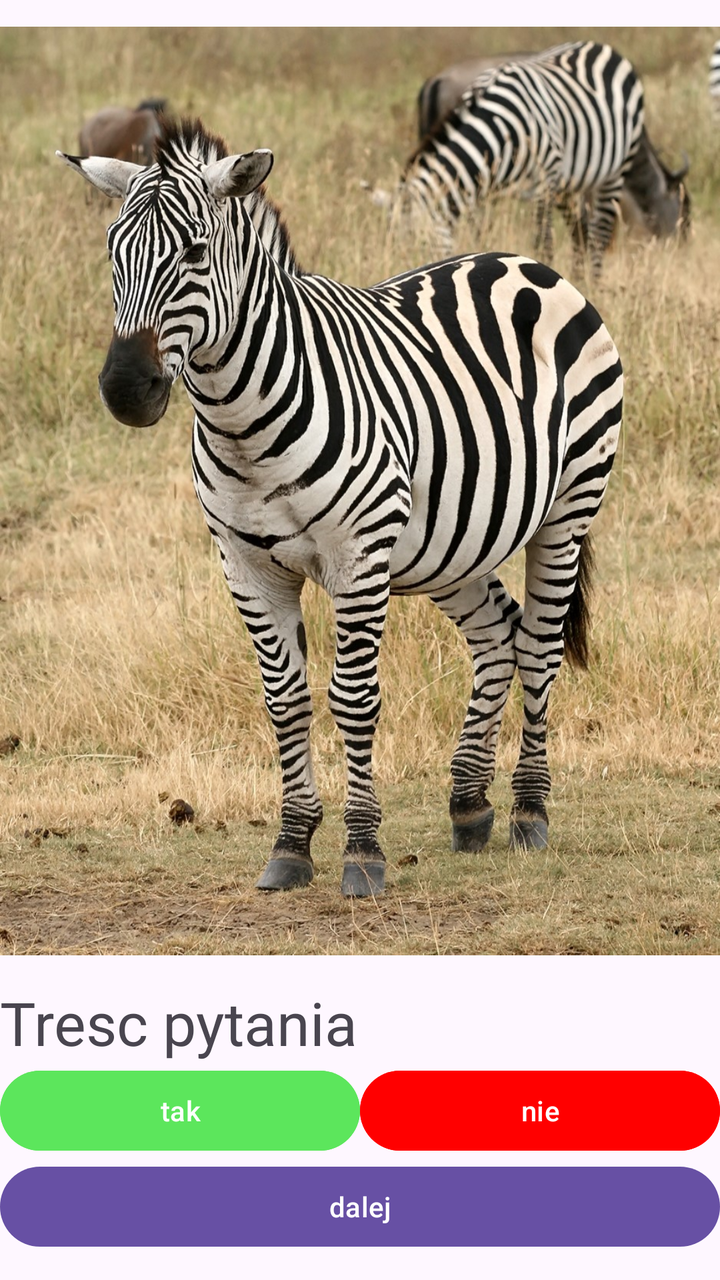
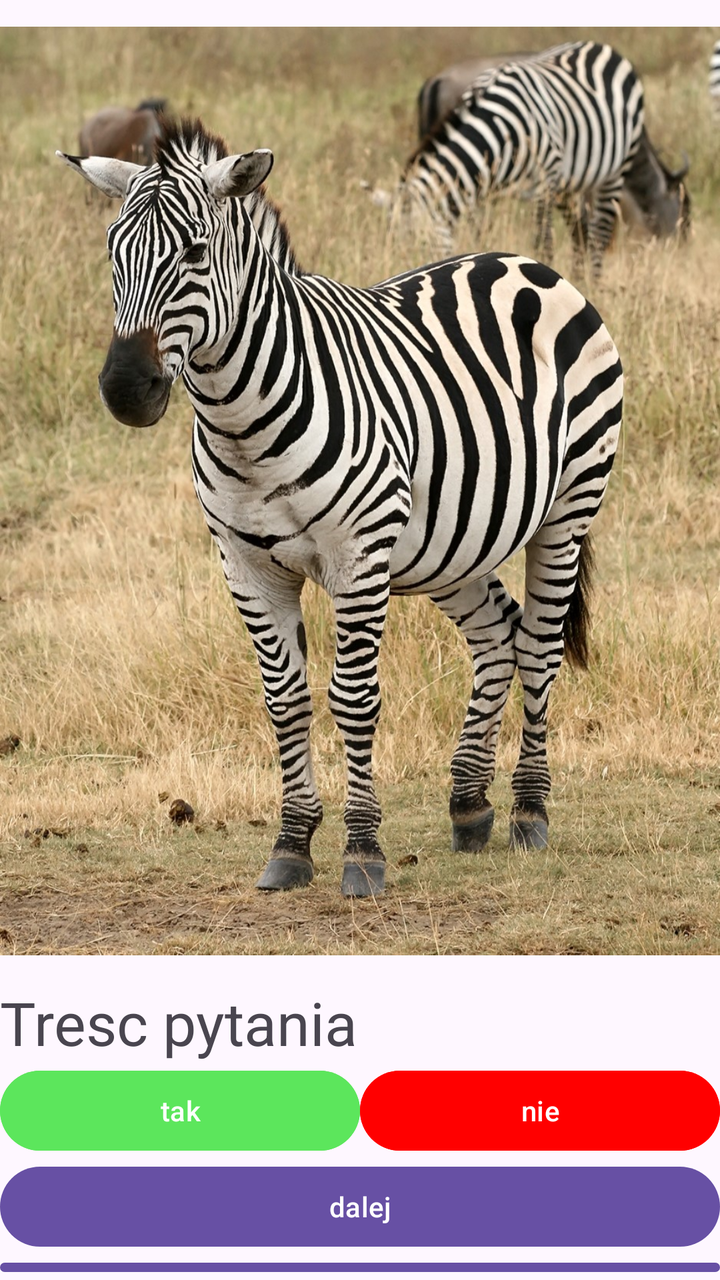

An Android layout rendered at two revisions. The XML below is the earlier revision; the diff shows what the commit changed to produce the second picture.
<!-- AndroidManifest.xml: application theme Theme.Zebra2 -->
<!-- res/layout/activity_main.xml -->
<?xml version="1.0" encoding="utf-8"?>
<LinearLayout xmlns:android="http://schemas.android.com/apk/res/android"
    xmlns:app="http://schemas.android.com/apk/res-auto"
    xmlns:tools="http://schemas.android.com/tools"
    android:id="@+id/main"
    android:layout_width="match_parent"
    android:layout_height="match_parent"
    android:orientation="vertical"
    tools:context=".MainActivity">

    <ImageView
        android:id="@+id/imageView"
        android:layout_width="match_parent"
        android:layout_height="491dp"
        app:srcCompat="@drawable/plains_zebra_equus_quagga_cropped" />

    <TextView
        android:id="@+id/textView2"
        android:layout_width="match_parent"
        android:layout_height="wrap_content"
        android:text="Tresc pytania"
        android:textSize="30sp"
        />

    <LinearLayout
        android:layout_width="match_parent"
        android:layout_height="wrap_content"
        android:orientation="horizontal">

        <Button
            android:id="@+id/button"
            android:layout_width="wrap_content"
            android:layout_height="wrap_content"
            android:layout_weight="1"
            android:text="tak"
            android:backgroundTint="#5CE65C"

            />

        <Button
            android:id="@+id/button2"
            android:layout_width="wrap_content"
            android:layout_height="wrap_content"
            android:layout_weight="1"
            android:text="nie"
            android:backgroundTint="#FF0000"

            />

    </LinearLayout>

    <Button
        android:id="@+id/button4"
        android:layout_width="match_parent"
        android:layout_height="wrap_content"
        android:text="dalej" />

</LinearLayout>
<!-- resources referenced by this layout -->
<resources>
  <!-- drawable plains_zebra_equus_quagga_cropped: jpg bitmap (drawable, 397344 bytes) -->
  <style name="Theme.Zebra2" parent="Base.Theme.Zebra2" />
  <style name="Base.Theme.Zebra2" parent="Theme.Material3.DayNight.NoActionBar">
          
          
      </style>
</resources>

<!-- the commit's change to res/layout/activity_main.xml (unified diff, before → after) -->
@@ -55,4 +55,10 @@
         android:layout_height="wrap_content"
         android:text="dalej" />
 
+    <Button
+        android:id="@+id/button3"
+        android:layout_width="match_parent"
+        android:layout_height="wrap_content"
+        android:text="Podpowiedz" />
+
 </LinearLayout>
